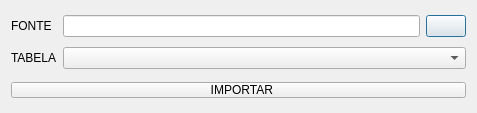
Above: ui/ImportBackupDialog.ui from Paulo1402/Relatorio-de-Notas before the change. Below: the same form after it.
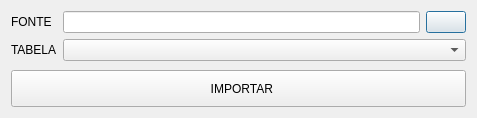
That is the form after the change. Icons and pictures are not drawn.

The edit to the form file:
```diff
--- a/ui/ImportBackupDialog.ui
+++ b/ui/ImportBackupDialog.ui
@@ -7,7 +7,7 @@
     <x>0</x>
     <y>0</y>
     <width>477</width>
-    <height>113</height>
+    <height>116</height>
    </rect>
   </property>
   <property name="windowTitle">
@@ -66,6 +66,12 @@
    </item>
    <item row="3" column="0" colspan="3">
     <widget class="QPushButton" name="bt_import">
+     <property name="minimumSize">
+      <size>
+       <width>0</width>
+       <height>40</height>
+      </size>
+     </property>
      <property name="cursor">
       <cursorShape>PointingHandCursor</cursorShape>
      </property>
@@ -82,8 +88,8 @@
      </property>
      <property name="iconSize">
       <size>
-       <width>32</width>
-       <height>32</height>
+       <width>30</width>
+       <height>30</height>
       </size>
      </property>
     </widget>
```
